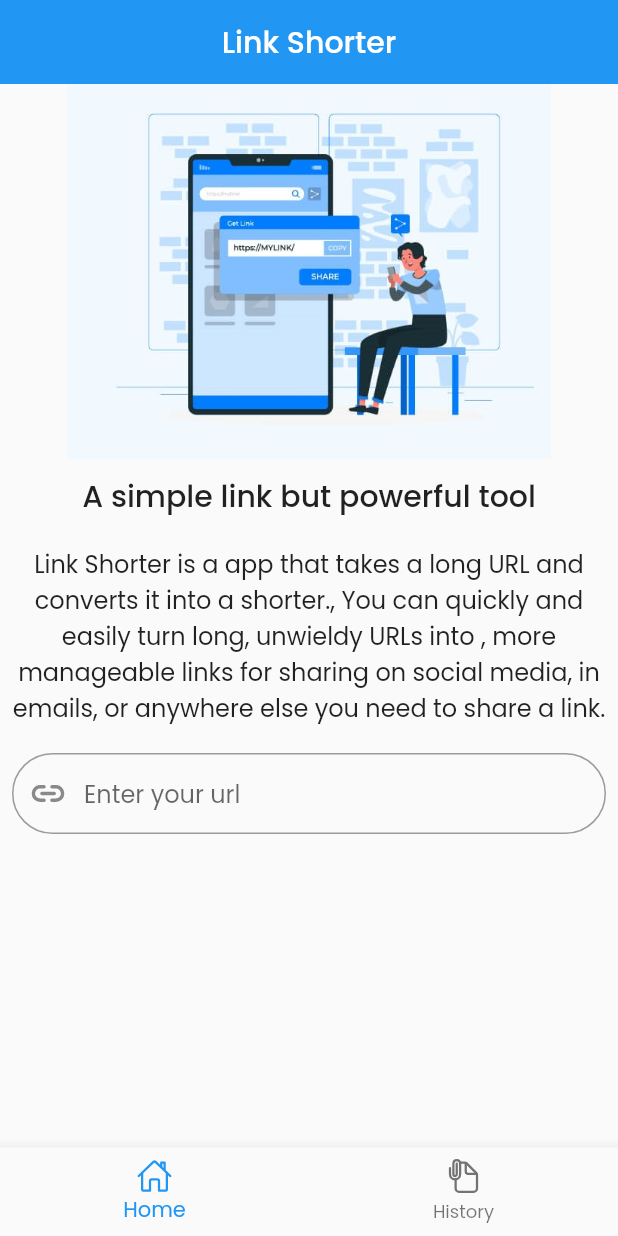
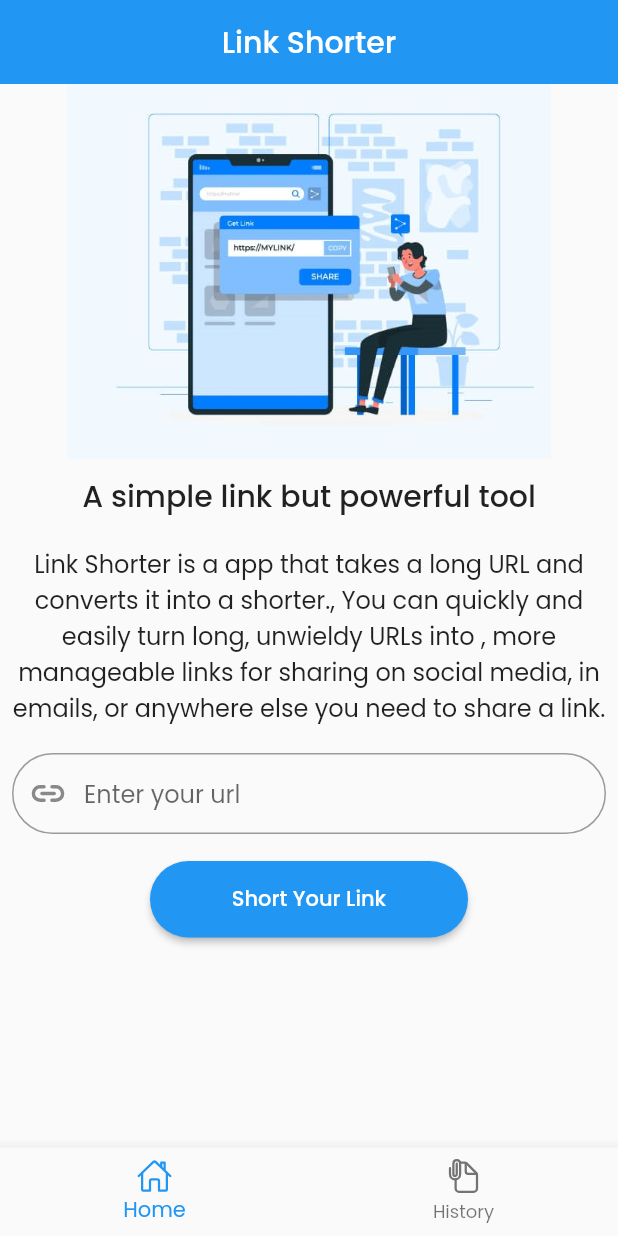
Before and after one commit to Chamidilshan/link_shorter_app, a Flutter app: the screen it shows after launch, on a phone screen of 412 x 824 dp. Run offline on Flutter 3.47's test engine with Material 2 defaults, Android fonts, the phone set to English and light mode, and no system bars; our stand-ins replace google_fonts, ionicons; missing offline and left inert: dart:html.

Commit message:
added link short button

```diff
--- a/lib/pages/home_page.dart
+++ b/lib/pages/home_page.dart
@@ -76,7 +76,29 @@ class _HomePageState extends State<HomePage> {
                 },
               ),
           ),
-        )
+        ),
+        SizedBox(
+          height: 10.0,
+        ),
+        Padding(
+          padding: const EdgeInsets.only(
+            left: 100.0,
+            right: 100.0,
+          ),
+          child: ElevatedButton(
+              onPressed: () {},
+              child: Text(
+                'Short Your Link'
+              ),
+            style: ElevatedButton.styleFrom(
+              shape: StadiumBorder(),
+              padding: EdgeInsets.symmetric(
+                vertical: 15.0,
+                horizontal: 10.0,
+              ),
+            ),
+          ),
+        ),
       ],
     );
   }
```
